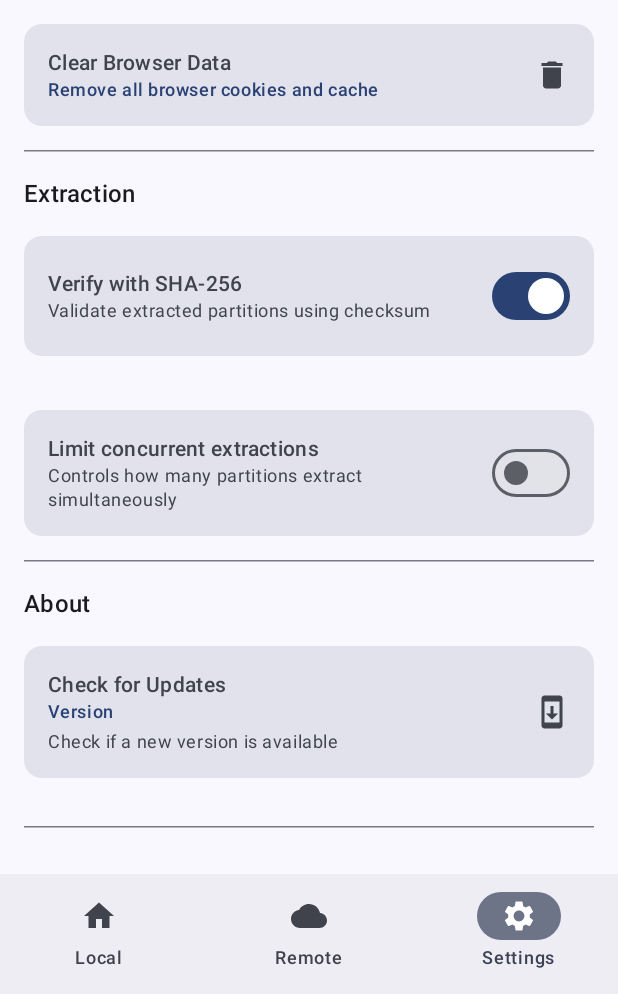
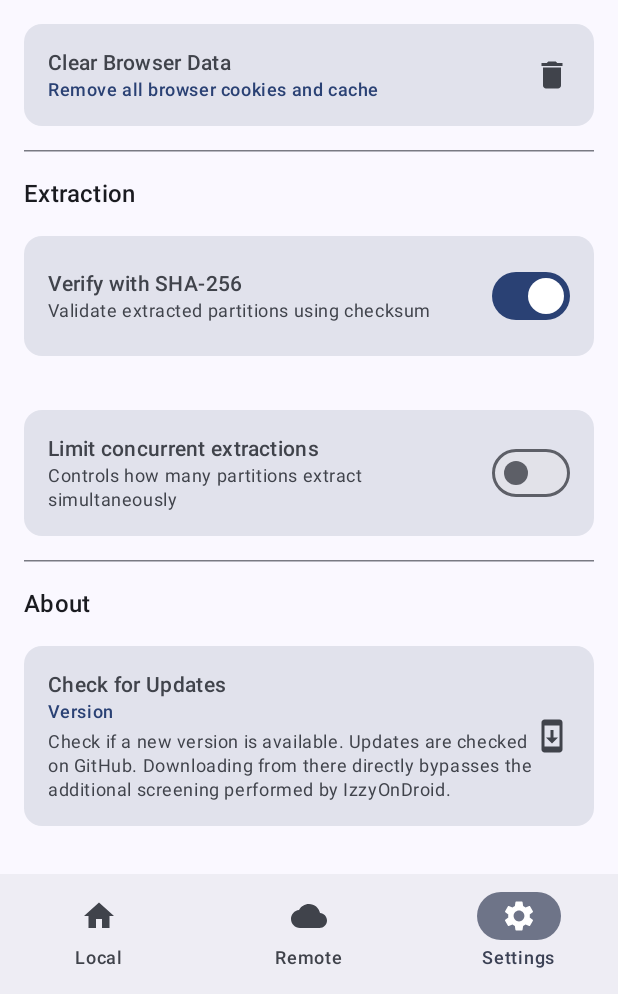
Before and after one commit to rhythmcache/payload-dumper-gui, an Android app built with Jetpack Compose: the screen it shows after launch (MainActivity), item 3 of the bottom bar chosen, scrolled down 453 dp, on a phone screen of 412 x 824 dp, the part 242-1236 px from its top. Run offline under Robolectric (Android 15) with nearby library versions, the phone set to English and light mode, and no system bars; 1 statement that could not run was skipped.

Commit message:
Updated 'update checker' description

```diff
--- a/app/src/main/res/values/strings.xml
+++ b/app/src/main/res/values/strings.xml
@@ -151,7 +151,7 @@
     <string name="version_prefix">v</string>
     <string name="check_for_updates">Check for Updates</string>
     <string name="current_version_format">Version %s</string>
-    <string name="check_updates_description">Check if a new version is available</string>
+    <string name="check_updates_description"> Check if a new version is available. Updates are checked on GitHub. Downloading from there directly bypasses the additional screening performed by IzzyOnDroid. </string>
     <string name="checking_for_updates">Checking for Updates</string>
     <string name="please_wait">Please wait…</string>
     <string name="update_available">Update Available</string>
```
Also changed, not shown: 1 other file.
